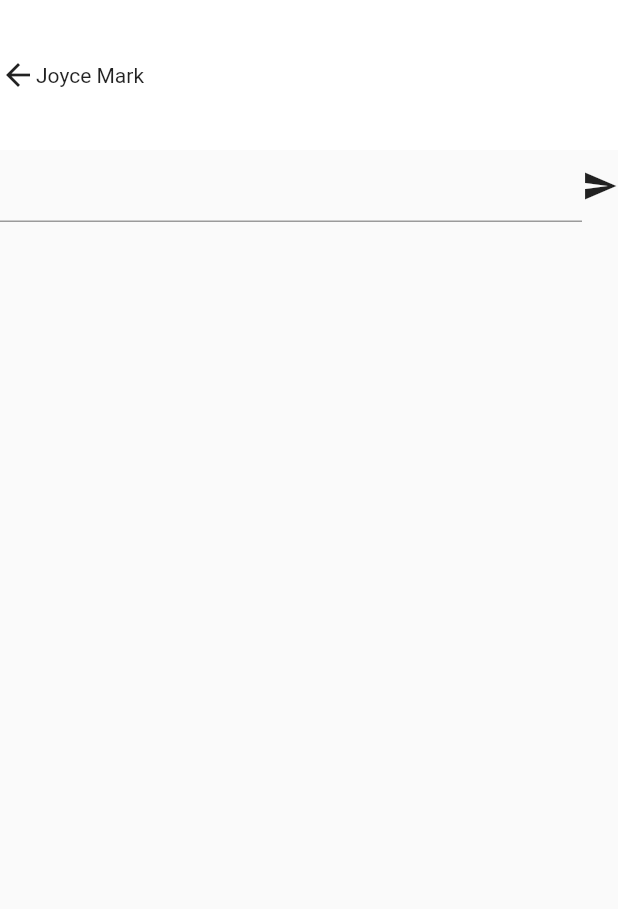
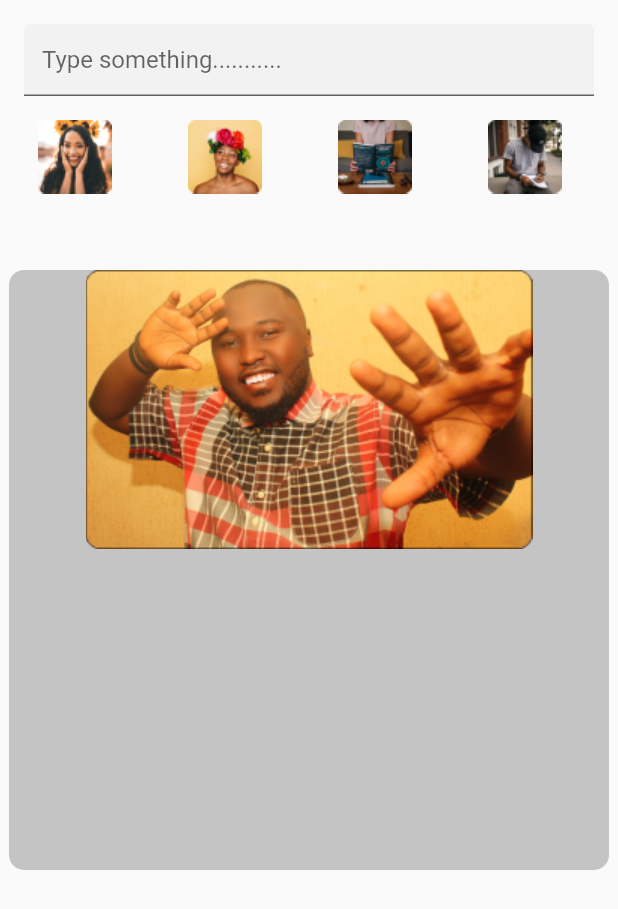
Before and after one commit to GasparyanRom/Social-Media, a Flutter app: the screen it shows after launch, on a phone screen of 412 x 824 dp. Shown: the top 909 px of the screen. Run offline on Flutter 3.47's test engine with Material 2 defaults, Android fonts, the phone set to English and light mode, and no system bars.

Commit message:
wip:create posts screen

```diff
--- a/lib/chat.dart
+++ /dev/null
@@ -1,34 +0,0 @@
-import 'package:flutter/material.dart';
-
-class chat extends StatelessWidget {
-  const chat({super.key});
-
-  @override
-  Widget build(BuildContext context) {
-    return Scaffold(
-      body: Column(
-        children: [
-          Container(
-            color: Color.fromRGBO(255, 255, 255, 1),
-            height: 100,
-            width: 450,
-            child: const Row(
-              children: [
-                Icon(Icons.arrow_back),
-                Text('Joyce Mark'),
-              ],
-            ),
-          ),
-          Row(
-            children: [
-              Expanded(
-                child: TextField(),
-              ),
-              const Icon(Icons.send)
-            ],
-          )
-        ],
-      ),
-    );
-  }
-}
--- /dev/null
+++ b/lib/chats/chat.dart
@@ -0,0 +1,44 @@
+import 'package:flutter/material.dart';
+
+class chat extends StatelessWidget {
+  const chat({super.key});
+
+  @override
+  Widget build(BuildContext context) {
+    return Scaffold(
+      body: SingleChildScrollView(
+        child: Column(
+          children: [
+            Container(
+              color: Color.fromRGBO(255, 255, 255, 1),
+              height: 100,
+              width: 450,
+              child: const Row(
+                children: [
+                  Icon(Icons.arrow_back),
+                  Text('Joyce Mark'),
+                ],
+              ),
+            ),
+            Padding(
+              padding: const EdgeInsets.all(8.0),
+              child: Padding(
+                padding: const EdgeInsets.symmetric(vertical: 660),
+                child: Container(
+                  child: Row(
+                    children: [
+                      Expanded(
+                        child: TextField(),
+                      ),
+                      const Icon(Icons.send)
+                    ],
+                  ),
+                ),
+              ),
+            )
+          ],
+        ),
+      ),
+    );
+  }
+}
--- a/lib/chats list.dart
+++ b/lib/chats/chats list.dart
@@ -111,7 +111,7 @@ class Chatlist extends StatelessWidget {
             height: 400,
             width: 500,
             child: ListView.builder(
-              itemCount: posts.length,
+              itemCount: users.length,
               scrollDirection: Axis.vertical,
               itemBuilder: (context, index) => Padding(
                 padding: const EdgeInsets.all(8.0),
--- a/lib/main.dart
+++ b/lib/main.dart
@@ -1,7 +1,8 @@
 import 'package:flutter/material.dart';
-import 'package:socialmedia/addpost.dart';
-import 'package:socialmedia/chat.dart';
-import 'package:socialmedia/chats%20list.dart';
+import 'package:socialmedia/posts/addpost.dart';
+import 'package:socialmedia/chats/chat.dart';
+import 'package:socialmedia/chats/chats%20list.dart';
+import 'package:socialmedia/posts/posts_screen.dart';
 
 void main() {
   runApp(const MyApp());
@@ -13,7 +14,7 @@ class MyApp extends StatelessWidget {
   @override
   Widget build(BuildContext context) {
     return const MaterialApp(
-      home: chat(),
+      home: postscreen(),
     );
   }
 }
--- /dev/null
+++ b/lib/posts/posts_screen.dart
@@ -0,0 +1,68 @@
+import 'package:flutter/material.dart';
+
+class postscreen extends StatelessWidget {
+  const postscreen({super.key});
+
+  @override
+  Widget build(BuildContext context) {
+    final List posts = [
+      'images/user1.png',
+      'images/user2.png',
+      'images/user3.png',
+      'images/user4.png',
+      'images/user5.png',
+      'images/chat user 4.png',
+      'images/chat user 5.png',
+      'images/chat user 6.png',
+      'images/chat user 7.png',
+    ];
+    return Scaffold(
+      body: SingleChildScrollView(
+        child: Column(
+          children: [
+            Padding(
+              padding: const EdgeInsets.all(16.0),
+              child: TextField(
+                decoration: InputDecoration(
+                    hintText: 'Type something........... ',
+                    filled: true,
+                    fillColor: Color.fromRGBO(242, 242, 242, 1),
+                    border: UnderlineInputBorder()),
+              ),
+            ),
+            SizedBox(
+              height: 100,
+              width: 500,
+              child: ListView.builder(
+                itemCount: posts.length,
+                scrollDirection: Axis.horizontal,
+                itemBuilder: (context, index) => Container(
+                  height: 100,
+                  width: 100,
+                  child: Column(
+                    children: [
+                      Image.asset(
+                        posts[index],
+                        fit: BoxFit.cover,
+                      ),
+                    ],
+                  ),
+                ),
+              ),
+            ),
+            Container(
+              width: 400,
+              height: 400,
+              decoration: BoxDecoration(
+                  color: Color.fromRGBO(196, 196, 196, 1),
+                  borderRadius: BorderRadius.circular(10)),
+              child: Column(
+                children: [Image.asset('images/post.png')],
+              ),
+            ),
+          ],
+        ),
+      ),
+    );
+  }
+}
```
Also changed, not shown: images/post.png (added), lib/chats/chat_class.dart (renamed from lib/chat_class.dart), lib/posts/addpost.dart (renamed from lib/addpost.dart).
